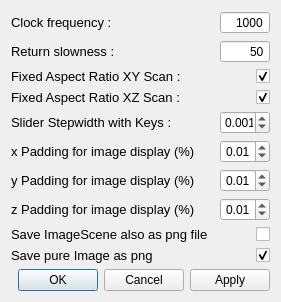
The window that gui/Confocal/ConfocalSettingsUI.ui (Ulm-IQO/qudi) describes before a commit, drawn with Qt 5.
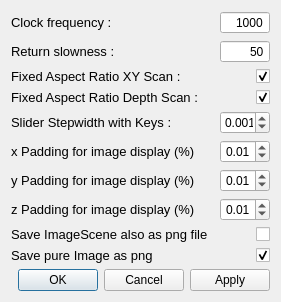
The same window after the commit.

Commit message: Changed all instances of "xz" to "depth" in order to reduce potential typos involving xy/xz

What changed in the file:
```diff
--- a/gui/Confocal/ConfocalSettingsUI.ui
+++ b/gui/Confocal/ConfocalSettingsUI.ui
@@ -85,7 +85,7 @@
         </font>
        </property>
        <property name="text">
-        <string>Fixed Aspect Ratio XZ Scan :</string>
+        <string>Fixed Aspect Ratio Depth Scan :</string>
        </property>
       </widget>
      </item>
```
Left out of the diff: 4 changed lines with no effect on the pictures. The commit also changes 7 other files.
